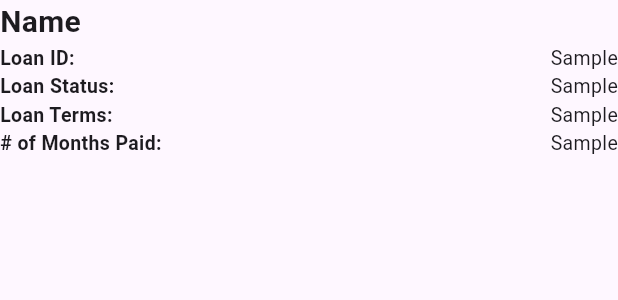
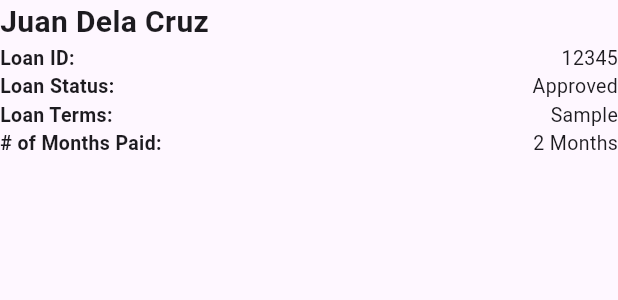
Before and after one commit to dianasupangan/superbikescenter_customer, a Flutter app: the AccountDetails widget shown alone on an empty page, opened directly, on a phone screen of 412 x 824 dp. Shown: the top 300 px of the screen. Run offline on Flutter 3.47's test engine with Material 2 defaults, Android fonts, the phone set to English and light mode, and no system bars; missing offline and left inert: graphic.

Commit message:
update home

```diff
--- a/lib/global/data.dart
+++ b/lib/global/data.dart
@@ -1,4 +1,4 @@
 const basicData = [
-  {'status': 'Paid', 'amount': 275},
-  {'status': 'Balance', 'amount': 115},
+  {'status': 'Paid', 'amount': 4000},
+  {'status': 'Balance', 'amount': 110000},
 ];
--- a/lib/home/components/account_details.dart
+++ b/lib/home/components/account_details.dart
@@ -17,7 +17,7 @@ class _AccountDetailsState extends State<AccountDetails> {
         children: [
           //Name
           Text(
-            "Name",
+            "Juan Dela Cruz",
             style: TextStyle(fontSize: 20, fontWeight: FontWeight.bold),
           ),
 
@@ -30,7 +30,7 @@ class _AccountDetailsState extends State<AccountDetails> {
                 style: TextStyle(fontSize: 13, fontWeight: FontWeight.bold),
               ),
               Text(
-                "Sample",
+                "12345",
                 style: TextStyle(fontSize: 13),
               ),
             ],
@@ -45,7 +45,7 @@ class _AccountDetailsState extends State<AccountDetails> {
                 style: TextStyle(fontSize: 13, fontWeight: FontWeight.bold),
               ),
               Text(
-                "Sample",
+                "Approved",
                 style: TextStyle(fontSize: 13),
               ),
             ],
@@ -75,7 +75,7 @@ class _AccountDetailsState extends State<AccountDetails> {
                 style: TextStyle(fontSize: 13, fontWeight: FontWeight.bold),
               ),
               Text(
-                "Sample",
+                "2 Months",
                 style: TextStyle(fontSize: 13),
               ),
             ],
--- a/lib/home/components/card_details.dart
+++ b/lib/home/components/card_details.dart
@@ -89,7 +89,7 @@ class _CardDetailsState extends State<CardDetails> {
                       width: 10,
                     ),
                     Text(
-                      "  Sample",
+                      "  ₱ 110000",
                       style: TextStyle(fontSize: 15),
                     ),
                   ],
@@ -118,7 +118,7 @@ class _CardDetailsState extends State<CardDetails> {
                       width: 10,
                     ),
                     Text(
-                      "  Sample",
+                      "  ₱ 4000",
                       style: TextStyle(fontSize: 15),
                     ),
                   ],
--- a/lib/home/components/payment_details.dart
+++ b/lib/home/components/payment_details.dart
@@ -15,6 +15,13 @@ class _PaymentDetailsState extends State<PaymentDetails> {
       child: Column(
         crossAxisAlignment: CrossAxisAlignment.start,
         children: [
+          Text(
+            "Last Payment Details",
+            style: TextStyle(
+              fontSize: 15,
+              fontWeight: FontWeight.bold,
+            ),
+          ),
           //Payment Date
           Row(
             mainAxisAlignment: MainAxisAlignment.spaceBetween,
@@ -24,7 +31,7 @@ class _PaymentDetailsState extends State<PaymentDetails> {
                 style: TextStyle(fontSize: 13, fontWeight: FontWeight.bold),
               ),
               Text(
-                "Sample",
+                "06/15/2023",
                 style: TextStyle(fontSize: 13),
               ),
             ],
@@ -39,7 +46,7 @@ class _PaymentDetailsState extends State<PaymentDetails> {
                 style: TextStyle(fontSize: 13, fontWeight: FontWeight.bold),
               ),
               Text(
-                "Sample",
+                "₱ 2000",
                 style: TextStyle(fontSize: 13),
               ),
             ],
@@ -54,7 +61,7 @@ class _PaymentDetailsState extends State<PaymentDetails> {
                 style: TextStyle(fontSize: 13, fontWeight: FontWeight.bold),
               ),
               Text(
-                "Sample",
+                "OR-12345",
                 style: TextStyle(fontSize: 13),
               ),
             ],
```
Also changed, not shown: lib/home/home.dart (+17 -7 lines).
